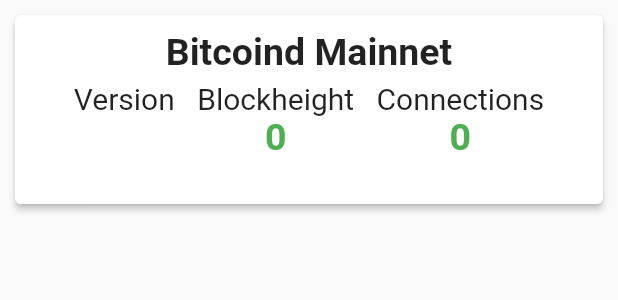
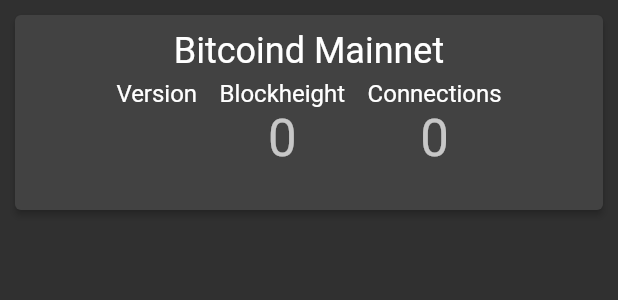
Before and after one commit to fusion44/fort-bitcoin-app, a Flutter app: the CardBitcoindStats widget shown alone on an empty page, opened directly with empty values, on a phone screen of 412 x 824 dp. Shown: the top 300 px of the screen. Run offline on Flutter 3.47's test engine with Material 2 defaults, Android fonts, the phone set to English and light mode, and no system bars; our stand-ins replace graphql_flutter; missing offline and left inert: qrcode_reader; statements that could not run were skipped.

Commit message:
feat: card widget refactorings and switch to dark theme

```diff
--- a/lib/main.dart
+++ b/lib/main.dart
@@ -20,7 +20,7 @@ void main() {
 }
 
 class FortBitcoinApp extends StatelessWidget {
-  ValueNotifier<Client> _client;
+  final ValueNotifier<Client> _client;
 
   FortBitcoinApp([this._client]);
 
@@ -30,9 +30,7 @@ class FortBitcoinApp extends StatelessWidget {
       client: _client,
       child: MaterialApp(
         title: 'Fort Bitcoin',
-        theme: ThemeData(
-          primarySwatch: Colors.blue,
-        ),
+        theme: ThemeData.dark(),
         home: HomePage(),
       ),
     );
--- a/lib/pages/send.dart
+++ b/lib/pages/send.dart
@@ -61,7 +61,7 @@ class _SendPageState extends State<SendPage> {
       case _PageStates.show_decoded:
         _currentPage = Padding(
             padding: EdgeInsets.all(15.0),
-            child: Column(children: <Widget>[
+            child: ListView(children: <Widget>[
               ShowDecodedPay(_payReq),
               IconButton(
                 iconSize: 66.0,
--- /dev/null
+++ b/lib/widgets/card_base.dart
@@ -0,0 +1,50 @@
+/*
+This Source Code Form is subject to the terms of the Mozilla Public
+License, v. 2.0. If a copy of the MPL was not distributed with this
+file, You can obtain one at http://mozilla.org/MPL/2.0/.
+*/
+
+import 'package:flutter/material.dart';
+
+class CardBase extends StatelessWidget {
+  final bool _loading;
+  final String _header;
+  final Widget _content;
+
+  CardBase(
+    this._header,
+    this._content, [
+    this._loading = false,
+  ]);
+
+  @override
+  Widget build(BuildContext context) {
+    ThemeData theme = Theme.of(context);
+
+    return Card(
+        elevation: 2.0,
+        margin: EdgeInsets.all(10.0),
+        child: Padding(
+          padding: EdgeInsets.all(10.0),
+          child: Column(
+            mainAxisSize: MainAxisSize.min,
+            children: <Widget>[
+              Row(
+                mainAxisAlignment: MainAxisAlignment.center,
+                children: <Widget>[
+                  Padding(
+                      padding: EdgeInsets.only(bottom: 5.0),
+                      child: Text(
+                        _header,
+                        textAlign: TextAlign.center,
+                        style: theme.textTheme.headline,
+                      ))
+                ],
+              ),
+              _loading ? LinearProgressIndicator() : Container(),
+              _content,
+            ],
+          ),
+        ));
+  }
+}
--- a/lib/widgets/card_bitcoind_stats.dart
+++ b/lib/widgets/card_bitcoind_stats.dart
@@ -5,6 +5,7 @@ file, You can obtain one at http://mozilla.org/MPL/2.0/.
 */
 
 import 'package:flutter/material.dart';
+import 'package:mobile_app/widgets/card_base.dart';
 import 'package:mobile_app/widgets/simple_metric.dart';
 
 class CardBitcoindStats extends StatelessWidget {
@@ -30,28 +31,9 @@ class CardBitcoindStats extends StatelessWidget {
     if (_testnet) {
       header = "Bitcoind Testnet";
     }
-    return Card(
-        elevation: 2.0,
-        margin: EdgeInsets.all(10.0),
-        child: Padding(
-          padding: EdgeInsets.all(10.0),
-          child: Column(
-            mainAxisSize: MainAxisSize.min,
-            children: <Widget>[
-              Row(
-                mainAxisAlignment: MainAxisAlignment.center,
-                children: <Widget>[
-                  Padding(
-                      padding: EdgeInsets.only(bottom: 5.0),
-                      child: Text(
+
+    return CardBase(
         header,
-                        textAlign: TextAlign.center,
-                        style: TextStyle(
-                            fontSize: 25.0, fontWeight: FontWeight.bold),
-                      ))
-                ],
-              ),
-              _loading ? LinearProgressIndicator() : Container(),
         Wrap(
             spacing: 15.0,
             runSpacing: 4.0,
@@ -64,8 +46,6 @@ class CardBitcoindStats extends StatelessWidget {
                   ? SimpleMetricWidget("Warnings", _warnings)
                   : Container()
             ]),
-            ],
-          ),
-        ));
+        _loading);
   }
 }
--- a/lib/widgets/simple_metric.dart
+++ b/lib/widgets/simple_metric.dart
@@ -15,21 +15,23 @@ class SimpleMetricWidget extends StatelessWidget {
 
   @override
   Widget build(BuildContext context) {
+    ThemeData theme = Theme.of(context);
+
     return Column(
       crossAxisAlignment: CrossAxisAlignment.center,
       mainAxisAlignment: MainAxisAlignment.center,
       children: <Widget>[
         Text(
           _header,
-          style: TextStyle(fontSize: 20.0),
+          style: theme.textTheme.subhead,
         ),
         Text(
           _metric,
-          style: TextStyle(
-              fontSize: 25.0, fontWeight: FontWeight.bold, color: Colors.green),
+          style: theme.textTheme.display1,
         ),
         Text(
           _footer,
+          style: theme.textTheme.caption,
         )
       ],
     );
```
Also changed, not shown: lib/widgets/card_lnd_stats.dart (+4 -24 lines), lib/widgets/card_node_stats.dart (+4 -24 lines). Lines whose indentation alone changed are shown as unchanged.
